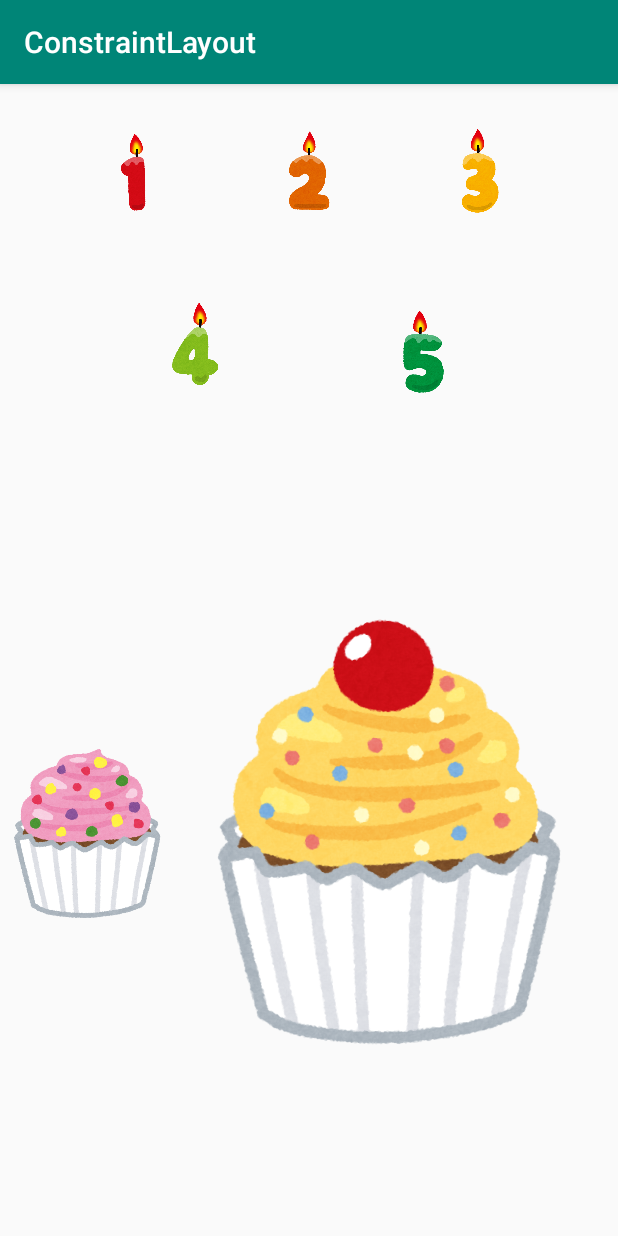
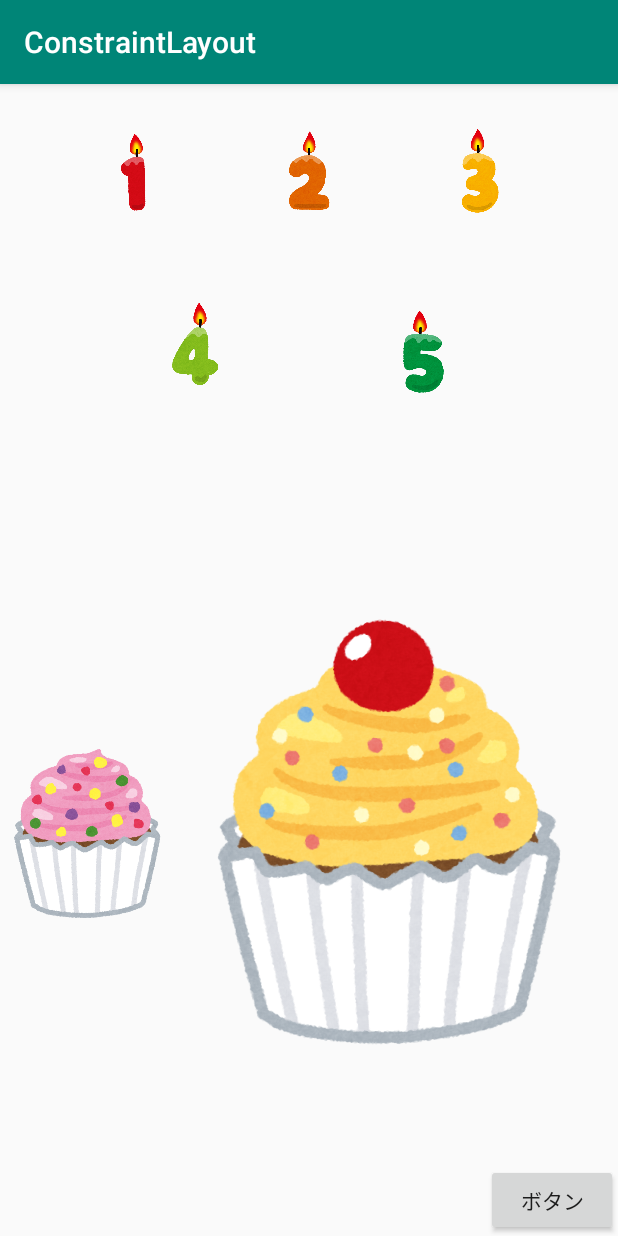
Before and after one commit to pii-programmer/trainningConstraintLayout, an Android app: the MainActivity screen opened directly, with no data from a screen before it, on a phone screen of 412 x 824 dp. Run offline under Robolectric (Android 15) with nearby library versions, the phone set to English and light mode, and no system bars.

Commit message:
ボタン配置

```diff
--- a/app/src/main/res/layout/activity_main.xml
+++ b/app/src/main/res/layout/activity_main.xml
@@ -117,6 +117,11 @@
         app:layout_constraintBottom_toBottomOf="parent"
         android:src="@drawable/cake70"/>
 
-
+    <Button
+        android:layout_width="wrap_content"
+        android:layout_height="wrap_content"
+        android:text="ボタン"
+        app:layout_constraintBottom_toBottomOf="parent"
+        app:layout_constraintEnd_toEndOf="parent"/>
 
 </androidx.constraintlayout.widget.ConstraintLayout>
```
